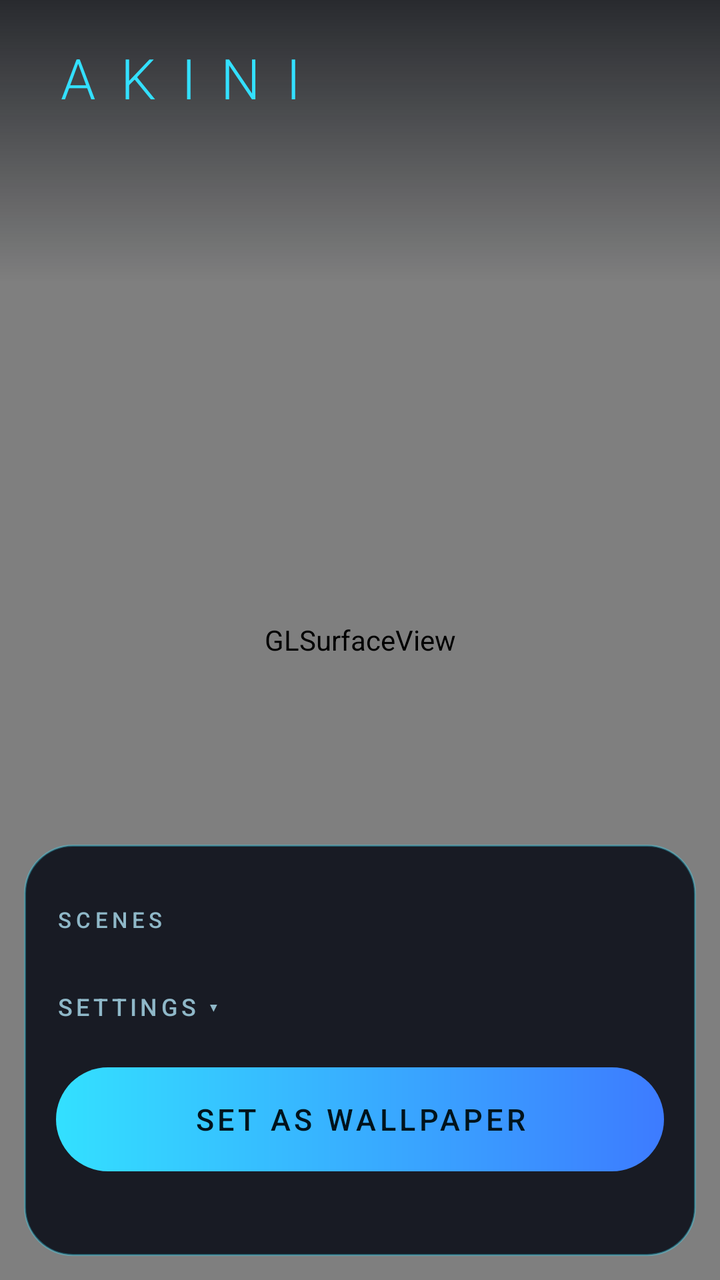
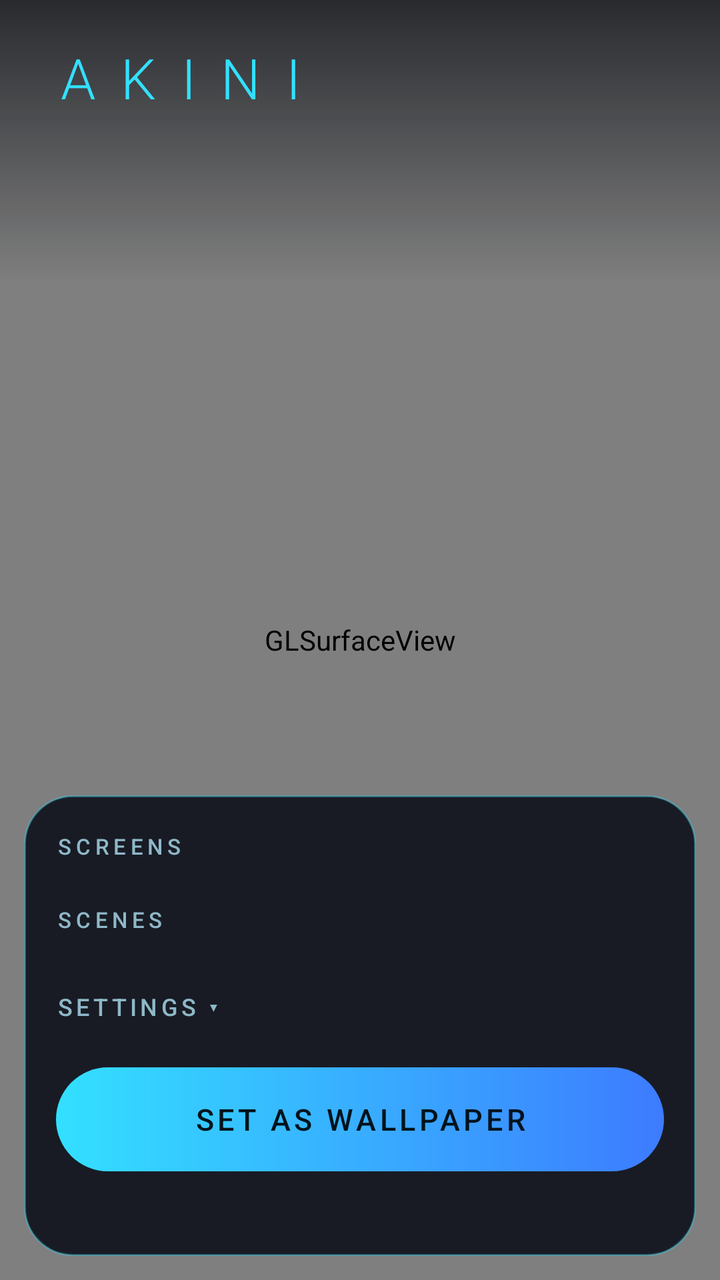

Screens rendered from an Android XML layout before and after an edit, with the pre-edit source and the edit as a unified diff.
<!-- AndroidManifest.xml: application theme Theme.Akini -->
<!-- res/layout/activity_main.xml -->
<?xml version="1.0" encoding="utf-8"?>
<FrameLayout xmlns:android="http://schemas.android.com/apk/res/android"
    android:layout_width="match_parent"
    android:layout_height="match_parent"
    android:background="@color/akini_bg">

    <android.opengl.GLSurfaceView
        android:id="@+id/preview"
        android:layout_width="match_parent"
        android:layout_height="match_parent" />

    <LinearLayout
        android:id="@+id/content_root"
        android:layout_width="match_parent"
        android:layout_height="match_parent"
        android:orientation="vertical">

        
        <LinearLayout
            android:layout_width="match_parent"
            android:layout_height="wrap_content"
            android:background="@drawable/header_fade"
            android:orientation="vertical"
            android:paddingStart="24dp"
            android:paddingTop="20dp"
            android:paddingEnd="24dp"
            android:paddingBottom="28dp">

            <TextView
                android:layout_width="wrap_content"
                android:layout_height="wrap_content"
                android:fontFamily="sans-serif-light"
                android:letterSpacing="0.45"
                android:text="@string/brand"
                android:textColor="@color/akini_cyan"
                android:textSize="28sp" />

            <TextView
                android:id="@+id/scene_title"
                android:layout_width="wrap_content"
                android:layout_height="wrap_content"
                android:layout_marginTop="10dp"
                android:fontFamily="sans-serif-medium"
                android:textColor="@color/akini_text"
                android:textSize="20sp" />

            <TextView
                android:id="@+id/scene_tagline"
                android:layout_width="wrap_content"
                android:layout_height="wrap_content"
                android:layout_marginTop="2dp"
                android:textColor="@color/akini_text_dim"
                android:textSize="13sp" />
        </LinearLayout>

        <View
            android:layout_width="match_parent"
            android:layout_height="0dp"
            android:layout_weight="1" />

        
        <ScrollView
            android:layout_width="match_parent"
            android:layout_height="wrap_content"
            android:layout_marginStart="12dp"
            android:layout_marginEnd="12dp"
            android:layout_marginBottom="12dp"
            android:fadeScrollbars="true"
            android:overScrollMode="never">

            <LinearLayout
                android:layout_width="match_parent"
                android:layout_height="wrap_content"
                android:background="@drawable/panel_bg"
                android:orientation="vertical"
                android:padding="16dp">

                <TextView
                    style="@style/AkiniLabel"
                    android:text="@string/label_scenes" />

                <HorizontalScrollView
                    android:layout_width="match_parent"
                    android:layout_height="wrap_content"
                    android:scrollbars="none">

                    <LinearLayout
                        android:id="@+id/scene_row"
                        android:layout_width="wrap_content"
                        android:layout_height="wrap_content"
                        android:orientation="horizontal" />
                </HorizontalScrollView>

                
                <LinearLayout
                    android:id="@+id/photo_section"
                    android:layout_width="match_parent"
                    android:layout_height="wrap_content"
                    android:orientation="vertical"
                    android:visibility="gone">

                    <TextView
                        android:id="@+id/choose_photo"
                        android:layout_width="match_parent"
                        android:layout_height="wrap_content"
                        android:layout_marginTop="14dp"
                        android:background="@drawable/outline_button_bg"
                        android:fontFamily="sans-serif-medium"
                        android:gravity="center"
                        android:padding="12dp"
                        android:text="@string/choose_photo"
                        android:textColor="@color/akini_cyan"
                        android:textSize="14sp" />

                    <TextView
                        style="@style/AkiniLabel"
                        android:text="@string/label_motion" />

                    <HorizontalScrollView
                        android:layout_width="match_parent"
                        android:layout_height="wrap_content"
                        android:scrollbars="none">

                        <LinearLayout
                            android:id="@+id/motion_row"
                            android:layout_width="wrap_content"
                            android:layout_height="wrap_content"
                            android:orientation="horizontal" />
                    </HorizontalScrollView>

                    <TextView
                        style="@style/AkiniLabel"
                        android:text="@string/label_effect" />

                    <HorizontalScrollView
                        android:layout_width="match_parent"
                        android:layout_height="wrap_content"
                        android:scrollbars="none">

                        <LinearLayout
                            android:id="@+id/effect_row"
                            android:layout_width="wrap_content"
                            android:layout_height="wrap_content"
                            android:orientation="horizontal" />
                    </HorizontalScrollView>
                </LinearLayout>

                <TextView
                    android:id="@+id/settings_toggle"
                    android:layout_width="wrap_content"
                    android:layout_height="wrap_content"
                    android:layout_marginTop="14dp"
                    android:background="?android:attr/selectableItemBackground"
                    android:fontFamily="sans-serif-medium"
                    android:letterSpacing="0.15"
                    android:paddingTop="6dp"
                    android:paddingBottom="6dp"
                    android:text="@string/settings_show"
                    android:textColor="@color/akini_text_dim"
                    android:textSize="12sp" />

                <LinearLayout
                    android:id="@+id/settings_section"
                    android:layout_width="match_parent"
                    android:layout_height="wrap_content"
                    android:orientation="vertical"
                    android:visibility="gone">

                    <TextView
                        style="@style/AkiniLabel"
                        android:text="@string/label_fps" />

                    <LinearLayout
                        android:id="@+id/fps_row"
                        android:layout_width="wrap_content"
                        android:layout_height="wrap_content"
                        android:orientation="horizontal" />

                    <TextView
                        style="@style/AkiniLabel"
                        android:text="@string/label_quality" />

                    <LinearLayout
                        android:id="@+id/quality_row"
                        android:layout_width="wrap_content"
                        android:layout_height="wrap_content"
                        android:orientation="horizontal" />

                    <TextView
                        style="@style/AkiniLabel"
                        android:text="@string/label_interaction" />

                    <LinearLayout
                        android:id="@+id/toggle_row"
                        android:layout_width="wrap_content"
                        android:layout_height="wrap_content"
                        android:orientation="horizontal" />
                </LinearLayout>

                <TextView
                    android:id="@+id/apply_button"
                    android:layout_width="match_parent"
                    android:layout_height="52dp"
                    android:layout_marginTop="16dp"
                    android:background="@drawable/button_bg"
                    android:fontFamily="sans-serif-medium"
                    android:gravity="center"
                    android:letterSpacing="0.12"
                    android:text="@string/apply"
                    android:textColor="@color/akini_on_cyan"
                    android:textSize="15sp" />

                <TextView
                    android:id="@+id/status_text"
                    android:layout_width="match_parent"
                    android:layout_height="wrap_content"
                    android:layout_marginTop="10dp"
                    android:gravity="center"
                    android:textColor="@color/akini_text_dim"
                    android:textSize="12sp" />
            </LinearLayout>
        </ScrollView>
    </LinearLayout>
</FrameLayout>
<!-- resources referenced by this layout -->
<resources>
  <color name="akini_bg">#FF03060C</color>
  <color name="akini_cyan">#FF33E0FF</color>
  <color name="akini_on_cyan">#FF00131C</color>
  <color name="akini_text">#FFF2FBFF</color>
  <color name="akini_text_dim">#FF8FB8C8</color>
  <!-- drawable button_bg (drawable) -->
  <?xml version="1.0" encoding="utf-8"?>
  <ripple xmlns:android="http://schemas.android.com/apk/res/android" android:color="#66FFFFFF">
      <item>
          <shape android:shape="rectangle">
              <gradient
                  android:angle="0"
                  android:endColor="@color/akini_blue"
                  android:startColor="@color/akini_cyan" />
              <corners android:radius="26dp" />
          </shape>
      </item>
  </ripple>
  <!-- drawable header_fade (drawable) -->
  <?xml version="1.0" encoding="utf-8"?>
  <shape xmlns:android="http://schemas.android.com/apk/res/android" android:shape="rectangle">
      <gradient
          android:angle="270"
          android:endColor="#0003060C"
          android:startColor="#B303060C" />
  </shape>
  <!-- drawable outline_button_bg (drawable) -->
  <?xml version="1.0" encoding="utf-8"?>
  <ripple xmlns:android="http://schemas.android.com/apk/res/android" android:color="#4033E0FF">
      <item>
          <shape android:shape="rectangle">
              <solid android:color="#1433E0FF" />
              <stroke android:width="1dp" android:color="#FF33E0FF" />
              <corners android:radius="22dp" />
          </shape>
      </item>
  </ripple>
  <!-- drawable panel_bg (drawable) -->
  <?xml version="1.0" encoding="utf-8"?>
  <shape xmlns:android="http://schemas.android.com/apk/res/android" android:shape="rectangle">
      <solid android:color="@color/akini_panel" />
      <stroke android:width="1dp" android:color="#5533E0FF" />
      <corners android:radius="24dp" />
  </shape>
  <string name="apply">SET AS WALLPAPER</string>
  <string name="brand">AKINI</string>
  <string name="choose_photo">Choose a photo</string>
  <string name="label_effect">EFFECT</string>
  <string name="label_fps">FRAME RATE</string>
  <string name="label_interaction">INTERACTION</string>
  <string name="label_motion">MOTION</string>
  <string name="label_quality">QUALITY</string>
  <string name="label_scenes">SCENES</string>
  <string name="settings_show">SETTINGS ▾</string>
  <style name="AkiniLabel">
          <item name="android:layout_width">wrap_content</item>
          <item name="android:layout_height">wrap_content</item>
          <item name="android:layout_marginTop">14dp</item>
          <item name="android:layout_marginBottom">8dp</item>
          <item name="android:fontFamily">sans-serif-medium</item>
          <item name="android:letterSpacing">0.2</item>
          <item name="android:textColor">@color/akini_text_dim</item>
          <item name="android:textSize">11sp</item>
      </style>
  <style name="Theme.Akini" parent="android:Theme.Material.NoActionBar">
          <item name="android:windowBackground">@color/akini_bg</item>
          <item name="android:colorAccent">@color/akini_cyan</item>
          <item name="android:statusBarColor">@android:color/transparent</item>
          <item name="android:navigationBarColor">@android:color/transparent</item>
          <item name="android:windowLightStatusBar">false</item>
      </style>
  <color name="akini_blue">#FF3D7BFF</color>
  <color name="akini_panel">#D9060A14</color>
</resources>

<!-- the commit's change to res/layout/activity_main.xml (unified diff, before → after) -->
@@ -77,6 +77,43 @@
 
                 <TextView
                     style="@style/AkiniLabel"
+                    android:layout_marginTop="2dp"
+                    android:text="@string/label_screens" />
+
+                <LinearLayout
+                    android:id="@+id/screens_row"
+                    android:layout_width="wrap_content"
+                    android:layout_height="wrap_content"
+                    android:orientation="horizontal" />
+
+                <LinearLayout
+                    android:id="@+id/editing_section"
+                    android:layout_width="match_parent"
+                    android:layout_height="wrap_content"
+                    android:orientation="vertical"
+                    android:visibility="gone">
+
+                    <TextView
+                        style="@style/AkiniLabel"
+                        android:text="@string/label_editing" />
+
+                    <LinearLayout
+                        android:id="@+id/editing_row"
+                        android:layout_width="wrap_content"
+                        android:layout_height="wrap_content"
+                        android:orientation="horizontal" />
+
+                    <TextView
+                        android:layout_width="match_parent"
+                        android:layout_height="wrap_content"
+                        android:layout_marginTop="8dp"
+                        android:text="@string/hint_still_home"
+                        android:textColor="@color/akini_text_dim"
+                        android:textSize="12sp" />
+                </LinearLayout>
+
+                <TextView
+                    style="@style/AkiniLabel"
                     android:text="@string/label_scenes" />
 
                 <HorizontalScrollView
<!-- resource entries referenced after the edit -->
@@ -47,12 +47,15 @@
   <string name="apply">SET AS WALLPAPER</string>
   <string name="brand">AKINI</string>
   <string name="choose_photo">Choose a photo</string>
+  <string name="hint_still_home">Tip: for a still home screen that uses no battery, choose My Photo → Still → None.</string>
+  <string name="label_editing">EDITING</string>
   <string name="label_effect">EFFECT</string>
   <string name="label_fps">FRAME RATE</string>
   <string name="label_interaction">INTERACTION</string>
   <string name="label_motion">MOTION</string>
   <string name="label_quality">QUALITY</string>
   <string name="label_scenes">SCENES</string>
+  <string name="label_screens">SCREENS</string>
   <string name="settings_show">SETTINGS ▾</string>
   <style name="AkiniLabel">
           <item name="android:layout_width">wrap_content</item>
